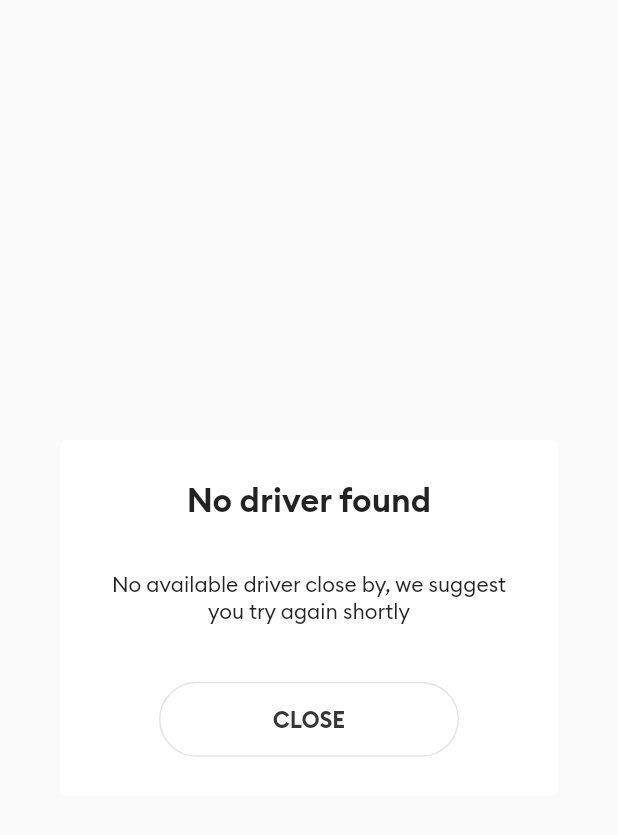
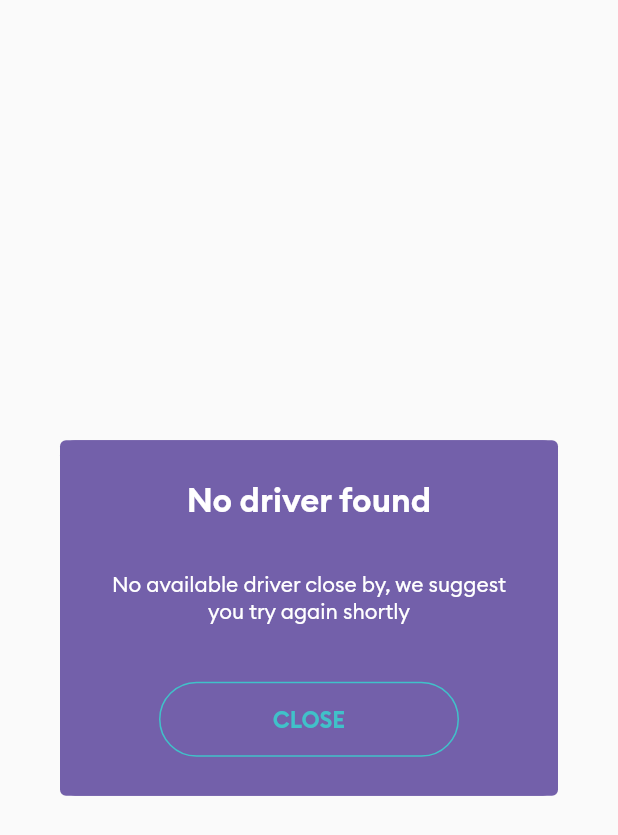
Before and after one commit to abhishekpanja554/GetCab, a Flutter app: the NoDriverDialog widget shown alone on an empty page, opened directly, on a phone screen of 412 x 824 dp. Shown: the top 835 px of the screen. Run offline on Flutter 3.47's test engine with Material 2 defaults, Android fonts, the phone set to English and light mode, and no system bars; our stand-ins replace connectivity, firebase_auth, firebase_core, firebase_database, font_awesome_flutter, geolocator and 1 more; missing offline and left inert: flutter_geofire, flutter_polyline_points, maps_toolkit; accounts and stored records are empty.

Commit message:
almost completed app

```diff
--- a/lib/globalVariables.dart
+++ b/lib/globalVariables.dart
@@ -14,4 +14,4 @@ auth.User currentLoggedUser;
 Position currentPosition;
 User currentUserInfo;
 String serverKey =
-    '	AAAAsmFFLb8:APA91bEbVxH06hiUmFnaghFujacPquJrEovHYZulbeUoc0O5Sk3aM1tXUzH29Zf4inVkXbdjU-DxIeenULRvVgfYxuxA4USZiDmqyGsh3rZSdXsmr_imIjLwgWoToSt7MoPDcO9C4jEl';
+    'AAAAsmFFLb8:APA91bEbVxH06hiUmFnaghFujacPquJrEovHYZulbeUoc0O5Sk3aM1tXUzH29Zf4inVkXbdjU-DxIeenULRvVgfYxuxA4USZiDmqyGsh3rZSdXsmr_imIjLwgWoToSt7MoPDcO9C4jEl';
--- a/lib/helpers/helper_methods.dart
+++ b/lib/helpers/helper_methods.dart
@@ -47,7 +47,7 @@ class HelperMethods {
   static void sendPushNotificationToDriver(
       String token, BuildContext context, String rideId) async {
     var destination = Provider.of<AppData>(context, listen: false).destAddress;
-    var response = await http.post(
+    await http.post(
       'https://fcm.googleapis.com/fcm/send',
       headers: <String, String>{
         'Content-Type': 'application/json',
--- a/lib/styles/styles.dart
+++ b/lib/styles/styles.dart
@@ -2,4 +2,5 @@ import 'package:flutter/material.dart';
 
 final kDrawerItemStyle = TextStyle(
   fontSize: 16,
+  color: Colors.white,
 );
--- a/lib/widgets/TaxiOutlineButton.dart
+++ b/lib/widgets/TaxiOutlineButton.dart
@@ -1,8 +1,6 @@
 import 'package:flutter/material.dart';
-import 'package:uber_clone/brand_colors.dart';
 
 class TaxiOutlineButton extends StatelessWidget {
-
   final String title;
   final Function onPressed;
   final Color color;
@@ -22,10 +20,15 @@ class TaxiOutlineButton extends StatelessWidget {
         child: Container(
           height: 50.0,
           child: Center(
-            child: Text(title,
-                style: TextStyle(fontSize: 15.0, fontFamily: 'Brand-Bold', color: BrandColors.colorText)),
+            child: Text(
+              title,
+              style: TextStyle(
+                fontSize: 15.0,
+                fontFamily: 'Brand-Bold',
+                color: Color(0xFF40C1C9),
+              ),
+            ),
           ),
-        )
-    );
+        ));
   }
 }
--- a/lib/widgets/noDriverDialog.dart
+++ b/lib/widgets/noDriverDialog.dart
@@ -10,45 +10,59 @@ class NoDriverDialog extends StatelessWidget {
         borderRadius: BorderRadius.circular(10.0),
       ),
       elevation: 0.0,
-      backgroundColor: Colors.transparent,
+      backgroundColor: BrandColors.colorlightPurple,
       child: Container(
         margin: EdgeInsets.all(0),
         width: double.infinity,
         decoration: BoxDecoration(
-          color: Colors.white,
+          color: BrandColors.colorlightPurple,
           borderRadius: BorderRadius.circular(4),
         ),
         child: Padding(
-          padding:  EdgeInsets.all(16.0),
+          padding: EdgeInsets.all(16.0),
           child: SingleChildScrollView(
             child: Column(
               children: [
-                SizedBox(height: 10,),
-
-                Text('No driver found', style: TextStyle(fontSize: 22.0, fontFamily: 'Brand-Bold'),),
-
-                SizedBox(height: 25,),
-
+                SizedBox(
+                  height: 10,
+                ),
+                Text(
+                  'No driver found',
+                  style: TextStyle(
+                    fontSize: 22.0,
+                    fontFamily: 'Brand-Bold',
+                    color: Colors.white,
+                  ),
+                ),
+                SizedBox(
+                  height: 25,
+                ),
                 Padding(
                   padding: EdgeInsets.all(8.0),
-                  child: Text('No available driver close by, we suggest you try again shortly', textAlign: TextAlign.center,),
+                  child: Text(
+                    'No available driver close by, we suggest you try again shortly',
+                    textAlign: TextAlign.center,
+                    style: TextStyle(
+                      color: Colors.white,
+                    ),
+                  ),
                 ),
-
-                SizedBox(height: 30,),
-
+                SizedBox(
+                  height: 30,
+                ),
                 Container(
                   width: 200,
                   child: TaxiOutlineButton(
                     title: 'CLOSE',
-                    color: BrandColors.colorLightGrayFair,
-                    onPressed: (){
+                    color: Color(0xFF40C1C9),
+                    onPressed: () {
                       Navigator.pop(context);
                     },
                   ),
                 ),
-
-                SizedBox(height: 10,),
-
+                SizedBox(
+                  height: 10,
+                ),
               ],
             ),
           ),
--- a/pubspec.yaml
+++ b/pubspec.yaml
@@ -42,6 +42,7 @@ dependencies:
   flutter_geofire: ^1.0.3
   firebase_messaging: ^7.0.3
   maps_toolkit: ^1.1.0+2
+  url_launcher: ^5.7.10
 
 dev_dependencies:
   flutter_test:
```
Also changed, not shown: lib/screens/main_page.dart (+106 -67 lines), lib/widgets/drawer_listTile.dart (added, +59 -0 lines), pubspec.lock, 4 other files.
